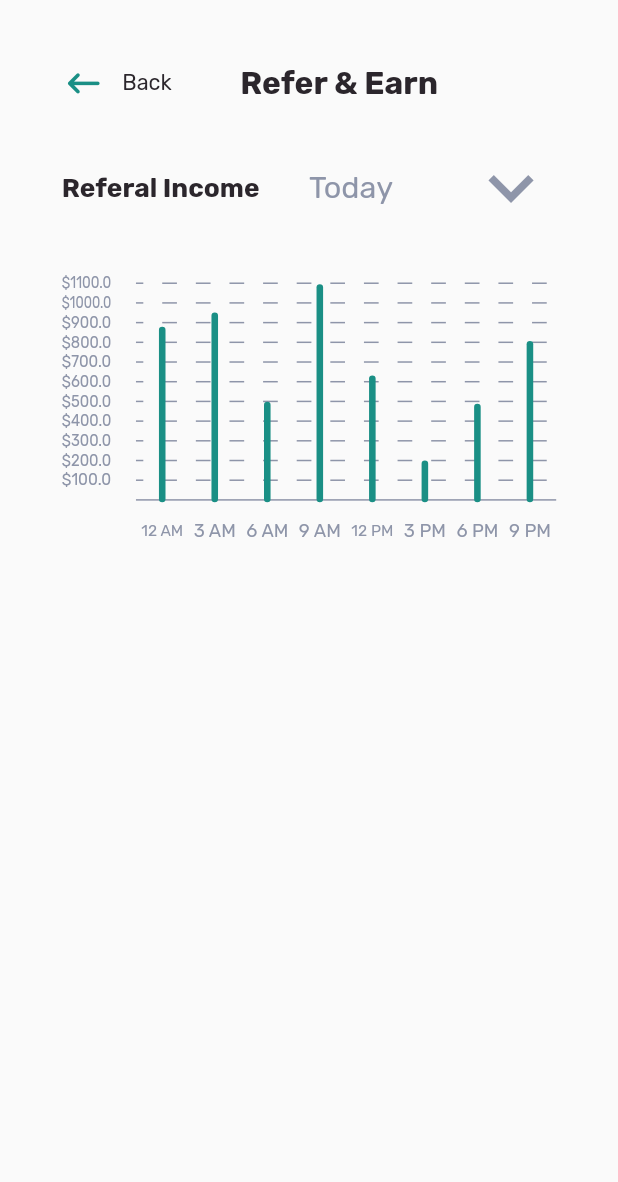
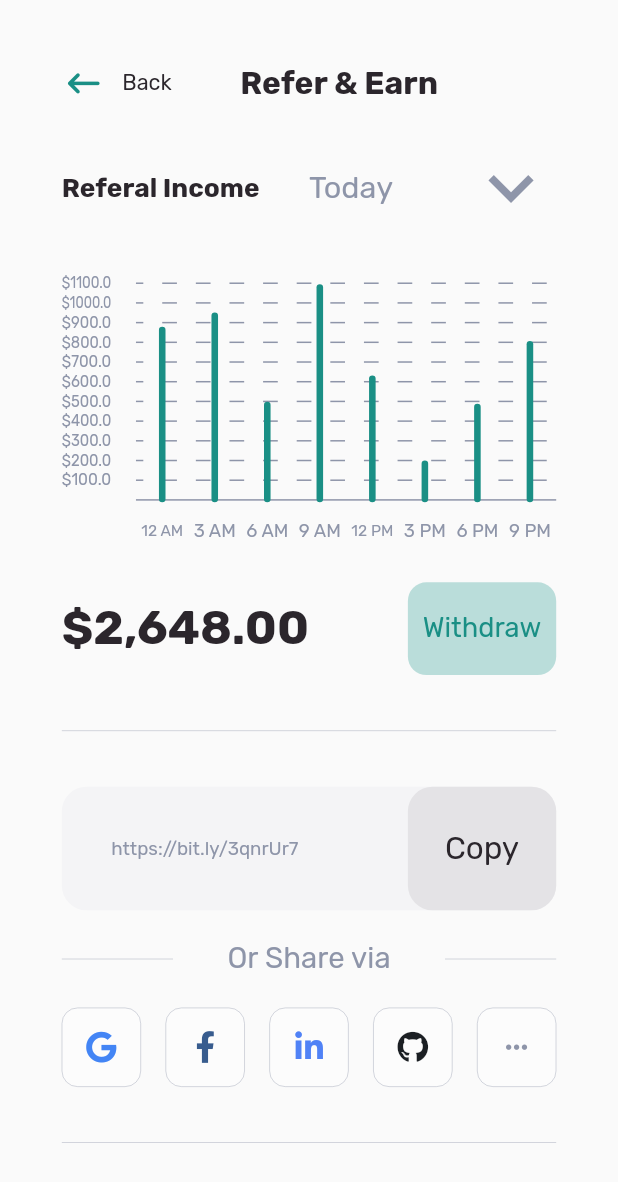
Before and after one commit to dalyathan/Referral-Program, a Flutter app: the screen it shows after launch, on a phone screen of 412 x 824 dp. Shown: the top 1182 px of the screen. Run offline on Flutter 3.47's test engine with Material 2 defaults, Android fonts, the phone set to English and light mode, and no system bars; our stand-ins replace font_awesome_flutter, google_fonts.

```diff
--- a/lib/main.dart
+++ b/lib/main.dart
@@ -26,7 +26,7 @@ class MyApp extends StatelessWidget {
         // is not restarted.
         primarySwatch: Colors.blue,
       ),
-      home: const ReferAndEarn(),
+      home: const ReferAndEarnScreen(),
     );
   }
 }
--- a/lib/screens/refer_and_earn.dart
+++ b/lib/screens/refer_and_earn.dart
@@ -1,15 +1,16 @@
-import 'package:dribbble_mahmudul_hasan_manik_referral_program/widgets/containers/refer_and_earn/bar_graph.dart';
+import 'package:dribbble_mahmudul_hasan_manik_referral_program/widgets/containers/refer_and_earn/share.dart';
+import 'package:dribbble_mahmudul_hasan_manik_referral_program/widgets/containers/refer_and_earn/share_via.dart';
+
+import '../widgets/containers/refer_and_earn/copy_url.dart';
 import 'package:dribbble_mahmudul_hasan_manik_referral_program/widgets/containers/refer_and_earn/graph.dart';
-
-import '../widgets/containers/refer_and_earn/bar_graph_axes.dart';
+import 'package:dribbble_mahmudul_hasan_manik_referral_program/widgets/containers/refer_and_earn/withdraw_button.dart';
 
 import '../style.dart';
 import '../widgets/containers/common/custom_app_bar.dart';
-import '../widgets/containers/refer_and_earn/select_period.dart';
 import 'package:flutter/material.dart';
 
-class ReferAndEarn extends StatelessWidget {
-  const ReferAndEarn({Key? key}) : super(key: key);
+class ReferAndEarnScreen extends StatelessWidget {
+  const ReferAndEarnScreen({Key? key}) : super(key: key);
 
   @override
   Widget build(BuildContext context) {
@@ -17,11 +18,18 @@ class ReferAndEarn extends StatelessWidget {
     double effectiveContentWidth =
         size.width * (1 - 2 * MyStyle.horizontalPaddingRatio);
     double graphHeightRatio = 0.375;
-    SizedBox spacer = SizedBox(
+    double withdrawButtonHeightRatio = 0.075;
+    double copyUrlHeightRatio = 0.1;
+    double shareHeightRatio = 0.3;
+    SizedBox smallerSpacer = SizedBox(
       height: 0.025 * size.height,
+    );
+    SizedBox largerSpacer = SizedBox(
+      height: 0.045 * size.height,
     );
     return Scaffold(
       body: SafeArea(
+        child: SingleChildScrollView(
           child: Padding(
             padding: EdgeInsets.only(
                 left: size.width * MyStyle.horizontalPaddingRatio,
@@ -30,17 +38,45 @@ class ReferAndEarn extends StatelessWidget {
             child: Column(
               children: [
                 CustomAppBar(
-                  title: "Refer & earn",
+                    title: "Refer & Earn",
                     height: size.height * MyStyle.appBarHeightRatio,
                     width: effectiveContentWidth),
-              spacer,
+                smallerSpacer,
                 GraphContainer(
                     width: effectiveContentWidth,
-                  height: size.height * graphHeightRatio)
+                    height: size.height * graphHeightRatio),
+                smallerSpacer,
+                WithdrawButton(
+                  height: size.height * withdrawButtonHeightRatio,
+                  width: effectiveContentWidth,
+                ),
+                largerSpacer,
+                hr(effectiveContentWidth),
+                largerSpacer,
+                CopyUrlContainer(
+                  height: size.height * copyUrlHeightRatio,
+                  width: effectiveContentWidth,
+                ),
+                smallerSpacer,
+                ShareViaContainer(width: effectiveContentWidth),
+                smallerSpacer,
+                ShareContainer(
+                  width: effectiveContentWidth,
+                ),
+                largerSpacer,
+                hr(effectiveContentWidth),
+                largerSpacer
               ],
+            ),
           ),
         ),
       ),
     );
   }
+
+  Widget hr(double width) => Container(
+        width: width,
+        color: MyStyle.fadedBlackish,
+        height: 0.25,
+      );
 }
--- /dev/null
+++ b/lib/util/data/DummyContactsList.dart
@@ -0,0 +1,17 @@
+// ignore_for_file: file_names
+import '../../model/person.dart';
+
+class DummyContactsList {
+  static const String namekey = "name";
+  static const String photoKey = "photo";
+  static const String numberkey = "number";
+
+  static List<Person> contacts = [
+    Person("Surafel Melese", "https://randomuser.me/api/portraits/men/61.jpg",
+        "+251 987654321"),
+    Person("Eyob  Sisay", "https://randomuser.me/api/portraits/men/1.jpg",
+        "+251 976453219"),
+    Person("Beakal  Dereje", "https://randomuser.me/api/portraits/men/35.jpg",
+        "+251 912678945"),
+  ];
+}
--- a/lib/widgets/containers/common/custom_app_bar.dart
+++ b/lib/widgets/containers/common/custom_app_bar.dart
@@ -19,7 +19,7 @@ class CustomAppBar extends StatelessWidget {
     return Row(
       children: [
         InkResponse(
-          splashColor: MyStyle.blackish,
+          onTap: () => Navigator.pop(context),
           radius: height * 0.5,
           child: Ink(
             child: Icon(
@@ -50,7 +50,7 @@ class CustomAppBar extends StatelessWidget {
           child: FittedBox(
             fit: BoxFit.fitWidth,
             child: Text(
-              'Refer & Earn',
+              title,
               style: MyStyle.textStyle.copyWith(
                   color: MyStyle.blackish, fontWeight: FontWeight.bold),
             ),
--- /dev/null
+++ b/lib/widgets/containers/refer_and_earn/copy_url.dart
@@ -0,0 +1,60 @@
+import 'package:dribbble_mahmudul_hasan_manik_referral_program/style.dart';
+import 'package:flutter/material.dart';
+
+class CopyUrlContainer extends StatelessWidget {
+  final double width;
+  final double height;
+  const CopyUrlContainer({Key? key, required this.width, required this.height})
+      : super(key: key);
+
+  @override
+  Widget build(BuildContext context) {
+    Color urlTextBackgroundColor = const Color.fromRGBO(244, 244, 246, 1);
+    Color copyButtonBackgroundColor = const Color.fromRGBO(228, 227, 230, 1);
+    double borderRadiusRatio = 0.2;
+    double horizontalOffsetRatio = 0.1;
+    String url = 'https://bit.ly/3qnrUr7';
+    double copyButtonWidthRatio = 0.3;
+    double copyButtonWidth = width * copyButtonWidthRatio;
+    return Stack(
+      alignment: AlignmentDirectional.bottomEnd,
+      children: [
+        Container(
+          width: width,
+          height: height,
+          decoration: BoxDecoration(
+              color: urlTextBackgroundColor,
+              borderRadius: BorderRadius.circular(height * borderRadiusRatio)),
+          child: Padding(
+            padding: EdgeInsets.only(left: width * horizontalOffsetRatio),
+            child: Align(
+              alignment: Alignment.centerLeft,
+              child: Text(url,
+                  style: MyStyle.textStyle
+                      .copyWith(color: MyStyle.fadedBlackish, fontSize: 12.5)),
+            ),
+          ),
+        ),
+        Container(
+          height: height,
+          width: copyButtonWidth,
+          decoration: BoxDecoration(
+              color: copyButtonBackgroundColor,
+              borderRadius: BorderRadius.circular(height * borderRadiusRatio)),
+          child: Center(
+            child: SizedBox(
+              height: height * 0.7,
+              width: copyButtonWidth * 0.5,
+              child: FittedBox(
+                child: Text(
+                  'Copy',
+                  style: MyStyle.textStyle.copyWith(color: MyStyle.blackish),
+                ),
+              ),
+            ),
+          ),
+        )
+      ],
+    );
+  }
+}
--- /dev/null
+++ b/lib/widgets/containers/refer_and_earn/share.dart
@@ -0,0 +1,42 @@
+import 'package:dribbble_mahmudul_hasan_manik_referral_program/widgets/containers/refer_and_earn/share_button.dart';
+import 'package:font_awesome_flutter/font_awesome_flutter.dart';
+import 'package:flutter/material.dart';
+import '../../../style.dart';
+
+class ShareContainer extends StatelessWidget {
+  final double width;
+  const ShareContainer({Key? key, required this.width}) : super(key: key);
+
+  @override
+  Widget build(BuildContext context) {
+    double shareButtonWidthRatio = 0.2 * 0.8;
+    List<Icon> icons = [
+      const Icon(
+        FontAwesomeIcons.google,
+        color: Color.fromRGBO(67, 133, 245, 1),
+      ),
+      const Icon(
+        FontAwesomeIcons.facebookF,
+        color: Color.fromRGBO(56, 92, 142, 1),
+      ),
+      const Icon(
+        FontAwesomeIcons.linkedinIn,
+        color: Color.fromRGBO(80, 130, 246, 1),
+      ),
+      const Icon(
+        FontAwesomeIcons.github,
+        color: Color.fromRGBO(27, 31, 35, 1),
+      ),
+      Icon(
+        Icons.more_horiz_outlined,
+        color: MyStyle.fadedBlackish,
+      ),
+    ];
+    return Row(
+        mainAxisAlignment: MainAxisAlignment.spaceBetween,
+        children: icons
+            .map((icon) =>
+                ShareButton(size: width * shareButtonWidthRatio, icon: icon))
+            .toList());
+  }
+}
--- /dev/null
+++ b/lib/widgets/containers/refer_and_earn/share_button.dart
@@ -0,0 +1,31 @@
+import 'package:flutter/material.dart';
+
+import '../../../style.dart';
+
+class ShareButton extends StatelessWidget {
+  final double size;
+  final Icon icon;
+  const ShareButton({Key? key, required this.size, required this.icon})
+      : super(key: key);
+
+  @override
+  Widget build(BuildContext context) {
+    Color backgroundColor = const Color.fromRGBO(252, 252, 252, 1);
+    double borderRadiusratio = 0.2;
+    double iconSize = size * 0.4;
+    return Container(
+      height: size,
+      width: size,
+      decoration: BoxDecoration(
+          color: backgroundColor,
+          border: Border.all(color: MyStyle.fadedBlackish, width: 0.25),
+          borderRadius: BorderRadius.circular(size * borderRadiusratio)),
+      child: Center(
+        child: SizedBox(
+          height: iconSize,
+          child: FittedBox(fit: BoxFit.fitHeight, child: icon),
+        ),
+      ),
+    );
+  }
+}
--- /dev/null
+++ b/lib/widgets/containers/refer_and_earn/share_via.dart
@@ -0,0 +1,39 @@
+import 'package:flutter/material.dart';
+
+import '../../../style.dart';
+
+class ShareViaContainer extends StatelessWidget {
+  final double width;
+  const ShareViaContainer({Key? key, required this.width}) : super(key: key);
+
+  @override
+  Widget build(BuildContext context) {
+    double hrWidthRatio = 0.225;
+    double hrWidth = width * hrWidthRatio;
+    double middleTextWidth = width * (1 - 2 * hrWidthRatio);
+    return Row(
+      children: [
+        hr(hrWidth),
+        const Spacer(),
+        SizedBox(
+          width: middleTextWidth * 0.6,
+          child: FittedBox(
+            fit: BoxFit.fitWidth,
+            child: Text(
+              'Or Share via',
+              style: MyStyle.textStyle.copyWith(color: MyStyle.fadedBlackish),
+            ),
+          ),
+        ),
+        const Spacer(),
+        hr(hrWidth),
+      ],
+    );
+  }
+
+  Container hr(double hrWidth) => Container(
+        width: hrWidth,
+        color: MyStyle.fadedBlackish,
+        height: 0.25,
+      );
+}
--- /dev/null
+++ b/lib/widgets/containers/refer_and_earn/withdraw_button.dart
@@ -0,0 +1,60 @@
+import '../../../screens/withdraw.dart';
+import '../../../style.dart';
+import 'package:flutter/material.dart';
+
+class WithdrawButton extends StatelessWidget {
+  final double width;
+  final double height;
+  const WithdrawButton({Key? key, required this.width, required this.height})
+      : super(key: key);
+
+  @override
+  Widget build(BuildContext context) {
+    double textWidthRatio = 0.5;
+    double buttonWidthRatio = 0.3;
+    double buttonWidth = width * buttonWidthRatio;
+    double buttonBorderRadiusRatio = 0.2;
+    return Row(
+      mainAxisAlignment: MainAxisAlignment.spaceBetween,
+      children: [
+        SizedBox(
+          width: width * textWidthRatio,
+          child: FittedBox(
+            child: Text(
+              '\$2,648.00',
+              style: MyStyle.textStyle.copyWith(
+                  color: MyStyle.blackish, fontWeight: FontWeight.bold),
+            ),
+          ),
+        ),
+        InkWell(
+          onTap: () => Navigator.push(
+            context,
+            MaterialPageRoute(builder: (context) => const WithdrawScreen()),
+          ),
+          child: Container(
+            height: height,
+            width: buttonWidth,
+            decoration: BoxDecoration(
+                color: MyStyle.fadedGreenish,
+                borderRadius:
+                    BorderRadius.circular(height * buttonBorderRadiusRatio)),
+            child: Center(
+              child: SizedBox(
+                height: height * 0.6,
+                width: buttonWidth * 0.8,
+                child: FittedBox(
+                  fit: BoxFit.contain,
+                  child: Text(
+                    'Withdraw',
+                    style: MyStyle.textStyle.copyWith(color: MyStyle.greenish),
+                  ),
+                ),
+              ),
+            ),
+          ),
+        )
+      ],
+    );
+  }
+}
--- a/pubspec.yaml
+++ b/pubspec.yaml
@@ -35,6 +35,8 @@ dependencies:
   # Use with the CupertinoIcons class for iOS style icons.
   cupertino_icons: ^1.0.2
   google_fonts: ^2.2.0
+  font_awesome_flutter: ^9.2.0
+
 
 dev_dependencies:
   flutter_test:
```
Also changed, not shown: lib/model/person.dart (added, +7 -0 lines), lib/screens/withdraw.dart (+33 -0 lines), lib/widgets/containers/refer_and_earn/contact.dart (added, +55 -0 lines), lib/widgets/containers/refer_and_earn/contacts_list.dart (added, +26 -0 lines), pubspec.lock. Lines whose indentation alone changed are shown as unchanged.
